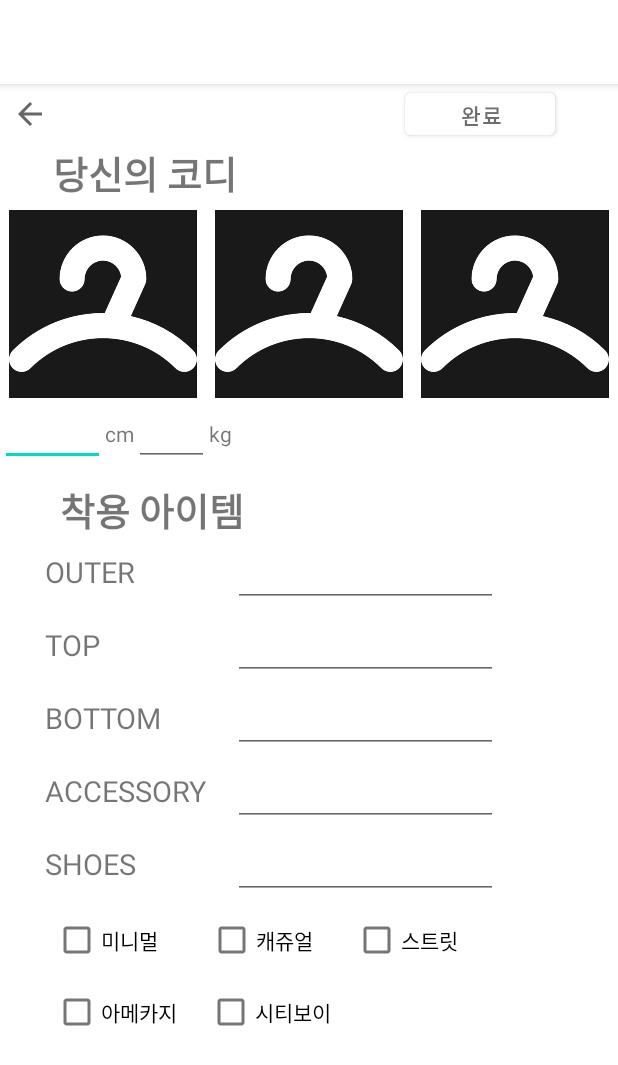
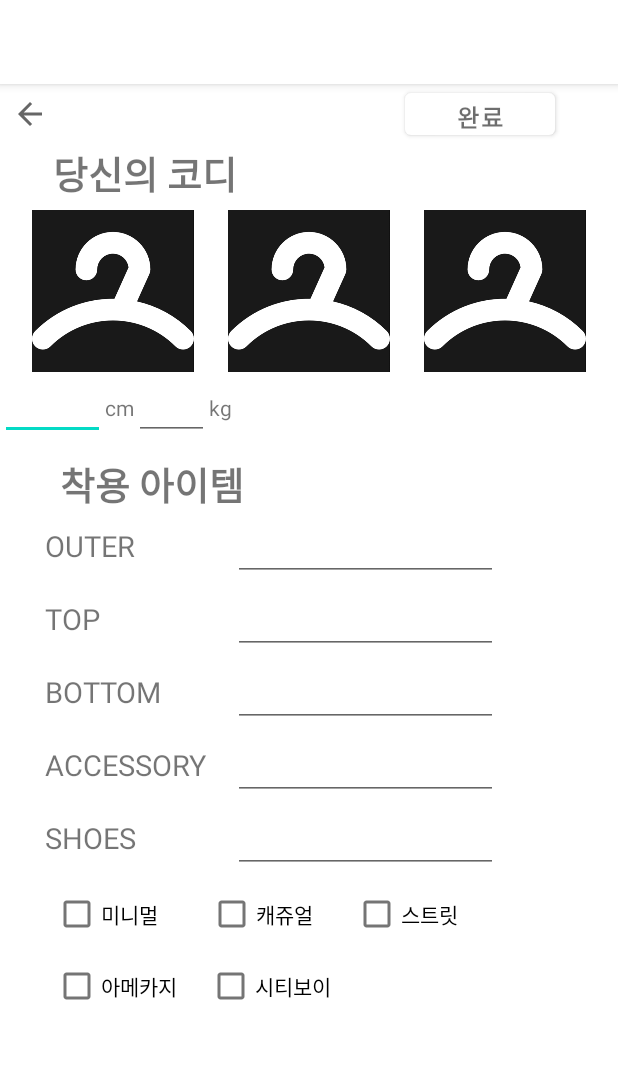
Before and after one commit to ehojune/OOTM_app_frontend, an Android app: the NewPostActivity screen opened directly, with no data from a screen before it, on a phone screen of 412 x 824 dp. Shown: the top 1065 px of the screen. Run offline under Robolectric (Android 15) with nearby library versions, the phone set to English and light mode, and no system bars; pictures from the network do not load.

```diff
--- /dev/null
+++ b/frontend/app/src/main/res/drawable/ic_baseline_add_24.xml
@@ -0,0 +1,5 @@
+<vector android:height="24dp" android:tint="#FFFFFF"
+    android:viewportHeight="24" android:viewportWidth="24"
+    android:width="24dp" xmlns:android="http://schemas.android.com/apk/res/android">
+    <path android:fillColor="@android:color/white" android:pathData="M19,13h-6v6h-2v-6H5v-2h6V5h2v6h6v2z"/>
+</vector>
--- a/frontend/app/src/main/res/layout/frag2_activity_newpostactivity.xml
+++ b/frontend/app/src/main/res/layout/frag2_activity_newpostactivity.xml
@@ -31,7 +31,12 @@
             android:backgroundTintMode="@null"
             android:text="완료"
             android:textColor="#91000000"
-            android:textStyle="bold" />
+            android:textColorHighlight="#858585"
+            android:textSize="16sp"
+            android:textStyle="bold"
+            app:rippleColor="@null"
+            app:strokeColor="#FFFFFF"
+            app:strokeWidth="@null" />
     </LinearLayout>
 
     <LinearLayout
@@ -54,29 +59,31 @@
     <LinearLayout
         android:layout_width="match_parent"
         android:layout_height="wrap_content"
+        android:layout_marginLeft="10dp"
         android:layout_marginTop="5dp"
+        android:layout_marginRight="10dp"
         android:orientation="horizontal">
 
         <ImageView
             android:id="@+id/Uploadimg1"
-            android:layout_width="125dp"
-            android:layout_height="125dp"
+            android:layout_width="108dp"
+            android:layout_height="108dp"
             android:layout_weight="1"
             android:clickable="true"
             app:srcCompat="@drawable/app_logo" />
 
         <ImageView
             android:id="@+id/Uploadimg2"
-            android:layout_width="125dp"
-            android:layout_height="125dp"
+            android:layout_width="108dp"
+            android:layout_height="108dp"
             android:layout_weight="1"
             android:clickable="true"
             app:srcCompat="@drawable/app_logo" />
 
         <ImageView
             android:id="@+id/Uploadimg3"
-            android:layout_width="125dp"
-            android:layout_height="125dp"
+            android:layout_width="108dp"
+            android:layout_height="108dp"
             android:layout_weight="1"
             android:clickable="true"
             app:srcCompat="@drawable/app_logo" />
```
Also changed, not shown: frontend/app/src/main/java/com/example/cloth_recommender/Frag2/Frag2.java (+4 -19 lines), frontend/app/src/main/res/layout/frag2.xml (+12 -34 lines), frontend/app/src/main/res/layout/frag2_multi_image_item.xml (+6 -5 lines).
